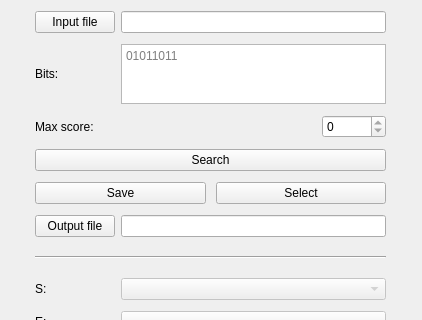
First picture: the form in form.ui, repository miskiewiczm/dna_bits, before the edit; both pictures show x 0 to 422 and y 170 to 490 of the 422 by 715 pixel window.
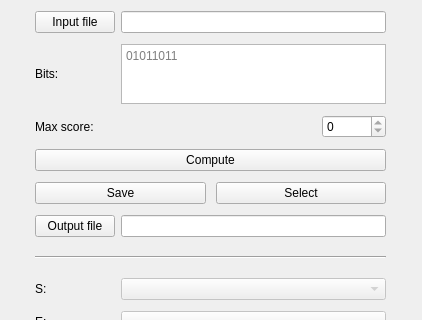
Second picture: the form after the edit. The open tabs and pages were chosen to show the change.

Commit message: Changed button text.

Patch:
```diff
--- a/form.ui
+++ b/form.ui
@@ -967,7 +967,7 @@
        <item row="3" column="0" colspan="2">
         <widget class="QPushButton" name="composer_search_button">
          <property name="text">
-          <string>Search</string>
+          <string>Compute</string>
          </property>
         </widget>
        </item>
```
The commit also changes 1 other file.
